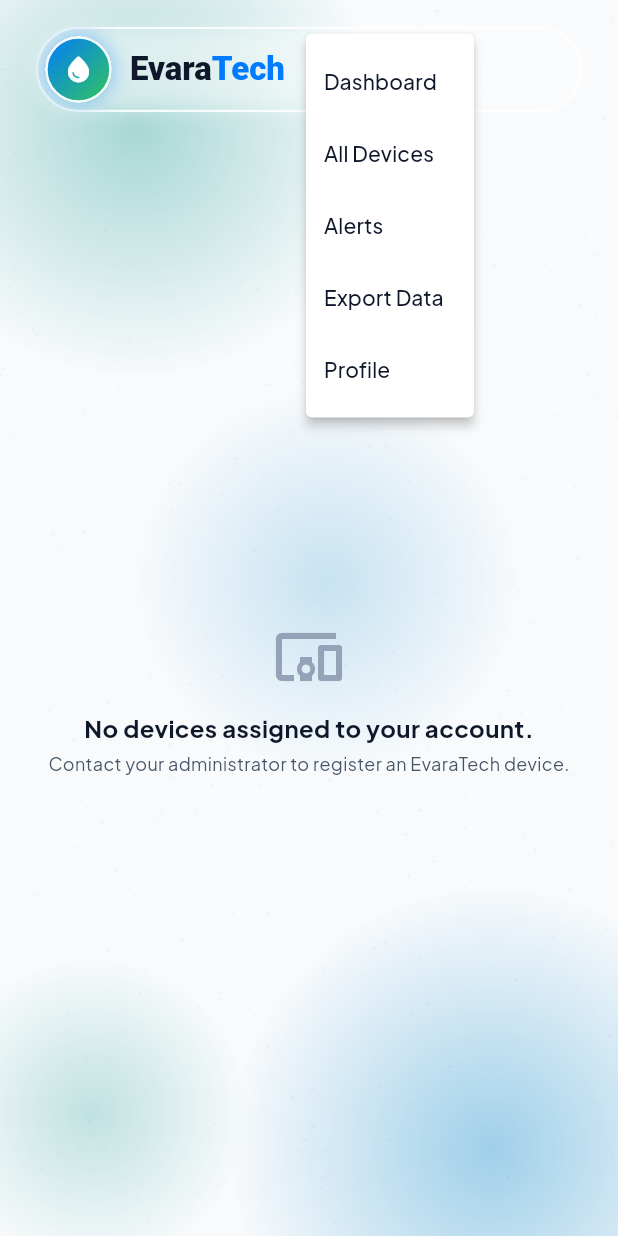
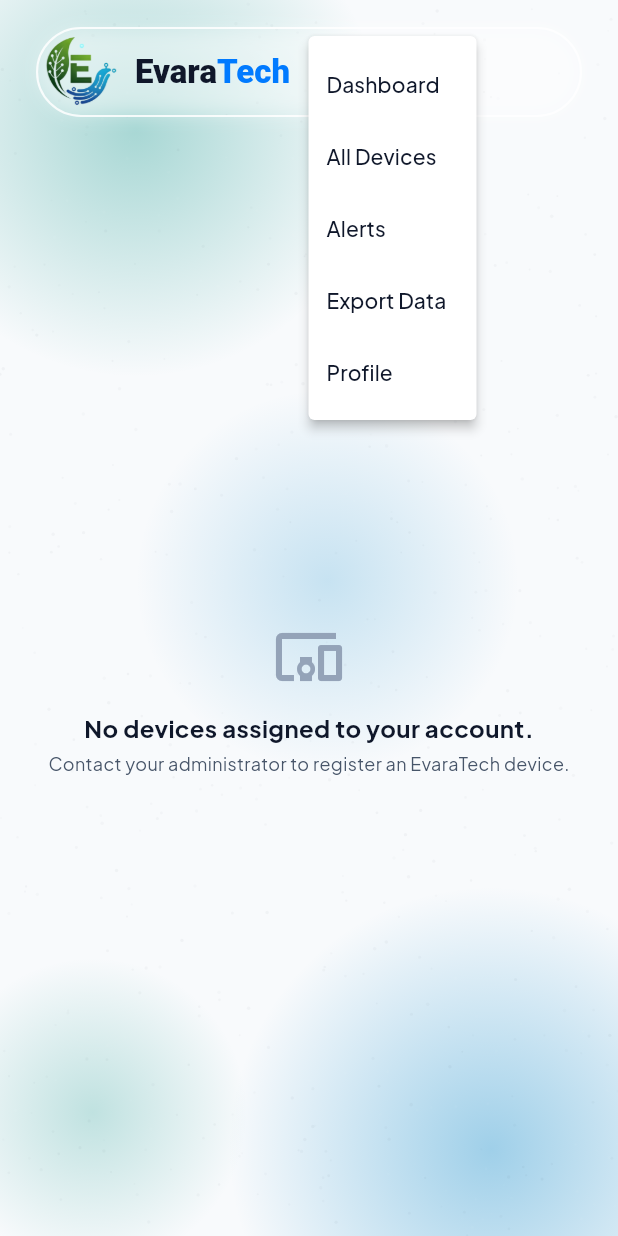
Before and after one commit to aditya08deole/EvaraFlow-IMC, a Flutter app: the screen it shows once a user with an empty profile is signed in, after a tap on the "menu" icon, on a phone screen of 412 x 824 dp. Run offline on Flutter 3.47's test engine with Material 3 defaults, Android fonts, the phone set to English and light mode, and no system bars; our stand-ins replace cloud_firestore, firebase_auth, firebase_core, fl_chart, google_fonts; missing offline and left inert: liquid_glass_widgets; accounts and stored records are empty; statements that could not run were skipped.

Commit message:
Update branding to EvaraTech with custom logo, add device EVT-EF-006 support, and fix tests/analyzer

```diff
--- a/lib/screens/alerts_screen.dart
+++ b/lib/screens/alerts_screen.dart
@@ -26,8 +26,9 @@ class _AlertsScreenState extends State<AlertsScreen> {
 
     final filtered = alerts.where((a) {
       if (_filter == 'new' && a.status != AlertStatus.newAlert) return false;
-      if (_filter == 'ack' && a.status != AlertStatus.acknowledged)
+      if (_filter == 'ack' && a.status != AlertStatus.acknowledged) {
         return false;
+      }
       return true;
     }).toList();
 
--- a/lib/screens/auth/login_screen.dart
+++ b/lib/screens/auth/login_screen.dart
@@ -229,31 +229,11 @@ class _LoginScreenState extends State<LoginScreen> {
   Widget _buildBrandMark() {
     return Column(
       children: [
-        Container(
-          padding: const EdgeInsets.all(14),
-          decoration: BoxDecoration(
-            gradient: const LinearGradient(
-              colors: [Color(0xFF007AFF), Color(0xFF34C759)],
-              begin: Alignment.topLeft,
-              end: Alignment.bottomRight,
-            ),
-            shape: BoxShape.circle,
-            border: Border.all(
-              color: Colors.white.withValues(alpha: 0.95),
-              width: 1.8,
-            ),
-            boxShadow: [
-              BoxShadow(
-                color: const Color(0xFF007AFF).withValues(alpha: 0.45),
-                blurRadius: 16,
-              ),
-            ],
-          ),
-          child: const Icon(
-            Icons.water_drop_rounded,
-            color: Colors.white,
-            size: 28,
-          ),
+        Image.asset(
+          'assets/images/evaratech_logo.png',
+          width: 64,
+          height: 64,
+          fit: BoxFit.contain,
         ),
         const SizedBox(height: 14),
         RichText(
@@ -265,7 +245,7 @@ class _LoginScreenState extends State<LoginScreen> {
             ),
             children: [
               TextSpan(text: 'Evara', style: TextStyle(color: Color(0xFF0F172A))),
-              TextSpan(text: 'Flow', style: TextStyle(color: Color(0xFF007AFF))),
+              TextSpan(text: 'Tech', style: TextStyle(color: Color(0xFF007AFF))),
             ],
           ),
         ),
--- a/lib/screens/main_layout.dart
+++ b/lib/screens/main_layout.dart
@@ -138,7 +138,7 @@ class _MainLayoutState extends State<MainLayout> {
                 ),
                 child: Row(
                   children: [
-                    // Left: Brand Emblem (EvaraFlow)
+                    // Left: Brand Emblem (EvaraTech)
                     InkWell(
                       onTap: () => _onSelectTab(0),
                       borderRadius: BorderRadius.circular(28),
@@ -150,36 +150,11 @@ class _MainLayoutState extends State<MainLayout> {
                         child: Row(
                           mainAxisSize: MainAxisSize.min,
                           children: [
-                            Container(
-                              padding: const EdgeInsets.all(10),
-                              decoration: BoxDecoration(
-                                gradient: const LinearGradient(
-                                  colors: [
-                                    Color(0xFF007AFF),
-                                    Color(0xFF34C759),
-                                  ],
-                                  begin: Alignment.topLeft,
-                                  end: Alignment.bottomRight,
-                                ),
-                                shape: BoxShape.circle,
-                                border: Border.all(
-                                  color: Colors.white.withValues(alpha: 0.95),
-                                  width: 1.8,
-                                ),
-                                boxShadow: [
-                                  BoxShadow(
-                                    color: const Color(
-                                      0xFF007AFF,
-                                    ).withValues(alpha: 0.45),
-                                    blurRadius: 12,
-                                  ),
-                                ],
-                              ),
-                              child: const Icon(
-                                Icons.water_drop_rounded,
-                                color: Colors.white,
-                                size: 21,
-                              ),
+                            Image.asset(
+                              'assets/images/evaratech_logo.png',
+                              width: 48,
+                              height: 48,
+                              fit: BoxFit.contain,
                             ),
                             const SizedBox(width: 12),
                             RichText(
--- a/lib/widgets/historical_chart.dart
+++ b/lib/widgets/historical_chart.dart
@@ -233,8 +233,9 @@ class _HistoricalChartCardState extends State<HistoricalChartCard> {
                           getTitlesWidget: (value, meta) {
                             if (!value.isFinite) return const SizedBox();
                             final idx = value.toInt();
-                            if (idx < 0 || idx >= widget.readings.length)
+                            if (idx < 0 || idx >= widget.readings.length) {
                               return const SizedBox();
+                            }
                             final dt = widget.readings[idx].deviceTs;
                             final fmt = widget.selectedRange == 'Today'
                                 ? DateFormat('HH:mm')
@@ -358,8 +359,9 @@ class _HistoricalChartCardState extends State<HistoricalChartCard> {
                         getTooltipItems: (touchedSpots) {
                           return touchedSpots.map((spot) {
                             final idx = spot.spotIndex;
-                            if (idx < 0 || idx >= widget.readings.length)
+                            if (idx < 0 || idx >= widget.readings.length) {
                               return null;
+                            }
                             final r = widget.readings[idx];
                             final timeStr = DateFormat(
                               'HH:mm:ss',
```
Also changed, not shown: assets/images/evaratech_logo.png (added), 2 other files.
